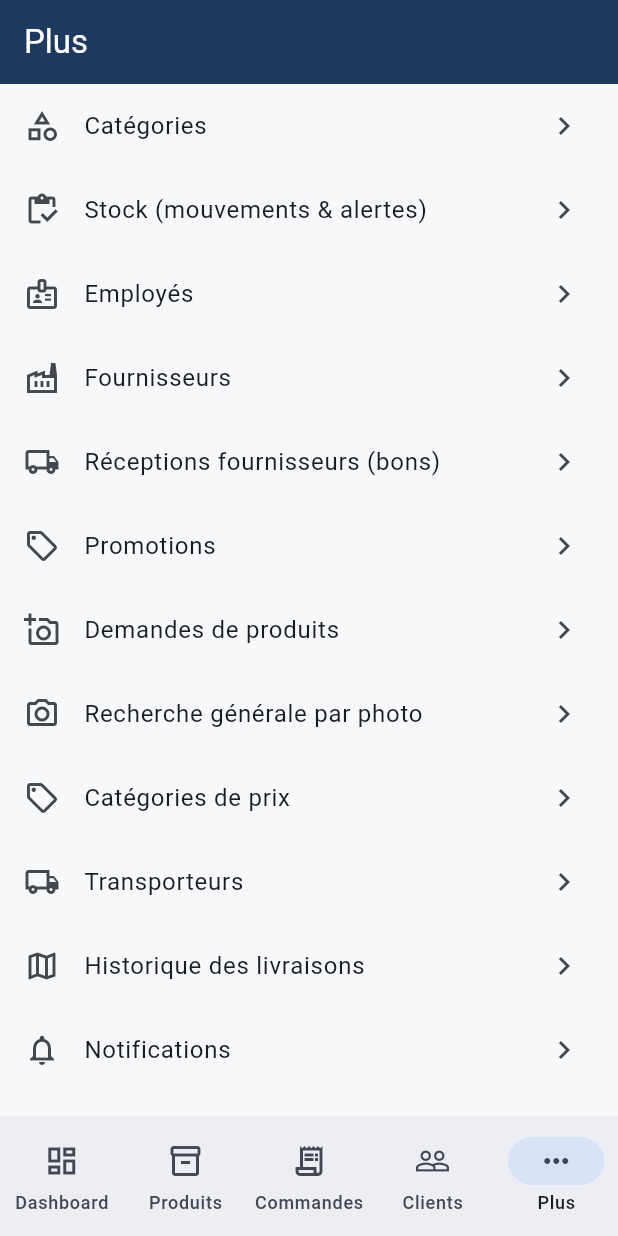
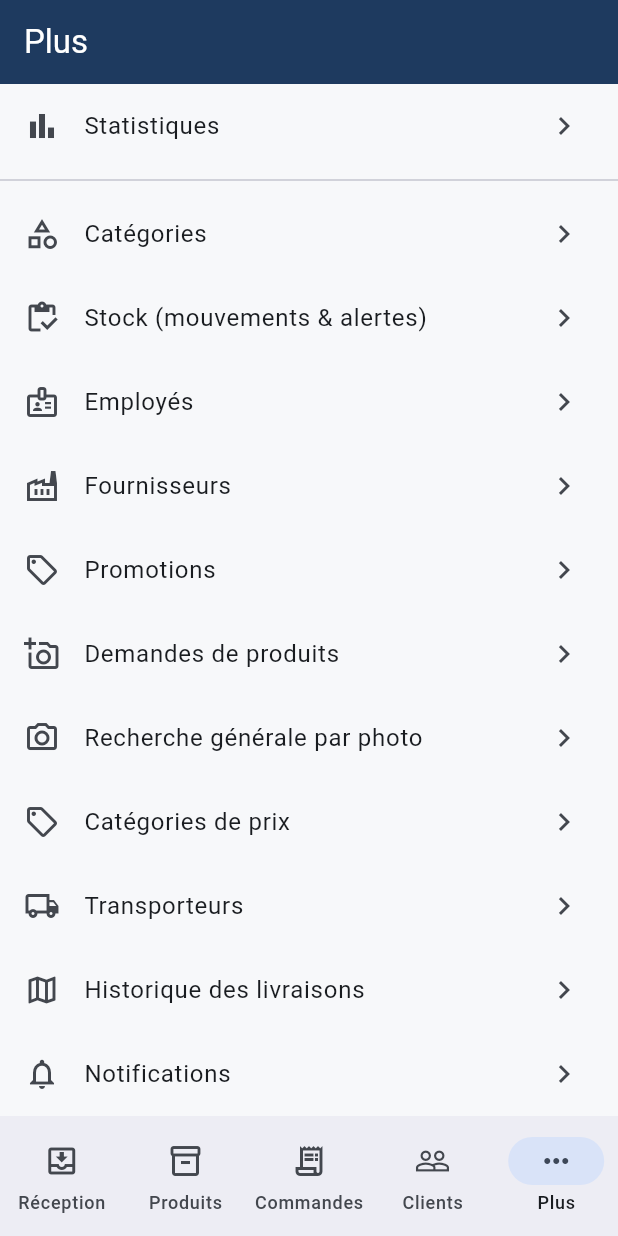
Before and after one commit to aminedjimi20-rgb/Jimi-b2b-, a Flutter app: the AdminShell screen opened directly, item 5 of the bottom bar chosen, on a phone screen of 412 x 824 dp. Run offline on Flutter 3.47's test engine with Material 3 defaults, Android fonts, the phone set to English and light mode, and no system bars; our stand-ins replace cached_network_image, connectivity_plus, dio, firebase_core, firebase_messaging, flutter_riverpod and 6 more; accounts and stored records are empty; network calls fail.

Commit message:
Move Réception to the first tab, Dashboard into Plus > Statistiques
Réception (bons fournisseurs) replaces Dashboard as the app's opening
screen — revenue/margin figures shouldn't be the first thing visible when
opening the app. The Dashboard is still one tap away, now under Plus.

Co-Authored-By: Claude Sonnet 5 <noreply@anthropic.com>
Claude-Session: https://claude.ai/code/session_01XkLuXcV5pDA4FCWKGmoPEB

```diff
--- a/mobile/lib/features/admin/admin_shell.dart
+++ b/mobile/lib/features/admin/admin_shell.dart
@@ -1,11 +1,14 @@
 import 'package:flutter/material.dart';
 
 import 'clients/admin_clients_screen.dart';
-import 'dashboard/admin_dashboard_screen.dart';
 import 'more/admin_more_screen.dart';
 import 'orders/admin_orders_screen.dart';
 import 'products/admin_products_screen.dart';
+import 'stock/admin_stock_receipts_screen.dart';
 
+/// First tab is "Réception" (bons fournisseurs), not the stats Dashboard —
+/// revenue/margin figures shouldn't be the first thing on screen when
+/// opening the app; the Dashboard now lives under Plus > Statistiques.
 class AdminShell extends StatefulWidget {
   const AdminShell({super.key});
 
@@ -17,7 +20,7 @@ class _AdminShellState extends State<AdminShell> {
   int _index = 0;
 
   static const _tabs = [
-    AdminDashboardScreen(),
+    AdminStockReceiptsScreen(),
     AdminProductsScreen(),
     AdminOrdersScreen(),
     AdminClientsScreen(),
@@ -32,7 +35,7 @@ class _AdminShellState extends State<AdminShell> {
         selectedIndex: _index,
         onDestinationSelected: (i) => setState(() => _index = i),
         destinations: const [
-          NavigationDestination(icon: Icon(Icons.dashboard_outlined), selectedIcon: Icon(Icons.dashboard), label: 'Dashboard'),
+          NavigationDestination(icon: Icon(Icons.move_to_inbox_outlined), selectedIcon: Icon(Icons.move_to_inbox), label: 'Réception'),
           NavigationDestination(icon: Icon(Icons.inventory_2_outlined), selectedIcon: Icon(Icons.inventory_2), label: 'Produits'),
           NavigationDestination(icon: Icon(Icons.receipt_long_outlined), selectedIcon: Icon(Icons.receipt_long), label: 'Commandes'),
           NavigationDestination(icon: Icon(Icons.people_outline), selectedIcon: Icon(Icons.people), label: 'Clients'),
--- a/mobile/lib/features/admin/more/admin_more_screen.dart
+++ b/mobile/lib/features/admin/more/admin_more_screen.dart
@@ -6,13 +6,13 @@ import '../../../core/theme/app_theme.dart';
 import '../../auth/change_password_screen.dart';
 import '../../shared/notifications_screen.dart';
 import '../categories/admin_categories_screen.dart';
+import '../dashboard/admin_dashboard_screen.dart';
 import '../employees/admin_employees_screen.dart';
 import '../fabricants/admin_fabricants_screen.dart';
 import '../price_categories/admin_price_categories_screen.dart';
 import '../product_requests/admin_product_requests_screen.dart';
 import '../products/admin_image_search_screen.dart';
 import '../promotions/admin_promotions_screen.dart';
-import '../stock/admin_stock_receipts_screen.dart';
 import '../stock/admin_stock_screen.dart';
 import '../trash/admin_trash_screen.dart';
 import '../transporteurs/admin_delivery_history_screen.dart';
@@ -28,6 +28,13 @@ class AdminMoreScreen extends ConsumerWidget {
       appBar: AppBar(title: const Text('Plus')),
       body: ListView(
         children: [
+          ListTile(
+            leading: const Icon(Icons.bar_chart_outlined),
+            title: const Text('Statistiques'),
+            trailing: const Icon(Icons.chevron_right),
+            onTap: () => Navigator.of(context).push(MaterialPageRoute(builder: (_) => const AdminDashboardScreen())),
+          ),
+          const Divider(),
           ListTile(
             leading: const Icon(Icons.category_outlined),
             title: const Text('Catégories'),
@@ -51,12 +58,6 @@ class AdminMoreScreen extends ConsumerWidget {
             title: const Text('Fournisseurs'),
             trailing: const Icon(Icons.chevron_right),
             onTap: () => Navigator.of(context).push(MaterialPageRoute(builder: (_) => const AdminFabricantsScreen())),
-          ),
-          ListTile(
-            leading: const Icon(Icons.local_shipping_outlined),
-            title: const Text('Réceptions fournisseurs (bons)'),
-            trailing: const Icon(Icons.chevron_right),
-            onTap: () => Navigator.of(context).push(MaterialPageRoute(builder: (_) => const AdminStockReceiptsScreen())),
           ),
           ListTile(
             leading: const Icon(Icons.local_offer_outlined),
```
